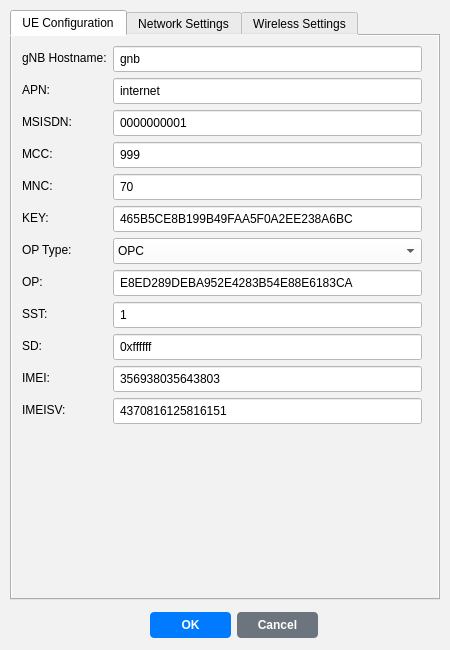
First picture: the form in netflux5g-editor/src/gui/ui/UE_properties.ui, repository adaptivenetworklab/NetFlux5G, before the edit.
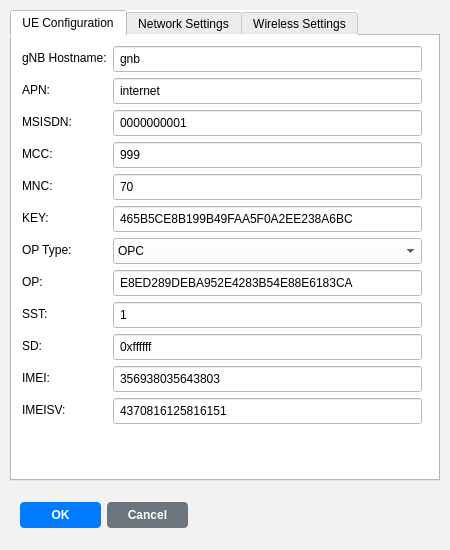
Second picture: the form after the edit. The open tabs and pages were chosen to show the change.

The edit to the form file:
```diff
--- a/netflux5g-editor/src/gui/ui/UE_properties.ui
+++ b/netflux5g-editor/src/gui/ui/UE_properties.ui
@@ -7,7 +7,7 @@
     <x>0</x>
     <y>0</y>
     <width>450</width>
-    <height>650</height>
+    <height>550</height>
    </rect>
   </property>
   <property name="windowTitle">
@@ -23,9 +23,12 @@
       <x>10</x>
       <y>10</y>
       <width>430</width>
-      <height>590</height>
+      <height>471</height>
      </rect>
     </property>
+    <property name="styleSheet">
+     <string notr="true">background-color: rgb(255, 255, 255);</string>
+    </property>
     <property name="currentIndex">
      <number>2</number>
     </property>
@@ -477,8 +480,8 @@
    <widget class="QWidget" name="gridLayoutWidget">
     <property name="geometry">
      <rect>
-      <x>150</x>
-      <y>610</y>
+      <x>20</x>
+      <y>500</y>
       <width>168</width>
       <height>31</height>
      </rect>
```
Left out of the diff: 2 changed lines with no effect on the pictures.
